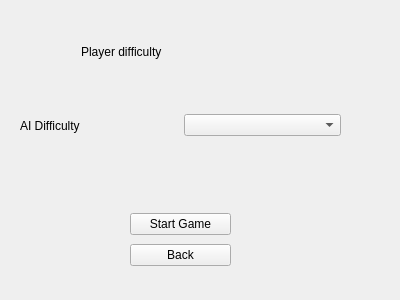
Old version of the form UnoLite/singleplayerpage.ui in the repository HenkSlabber/REII313.
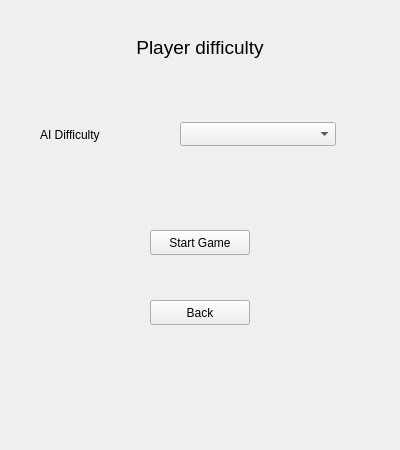
New version of the form.

Patch:
```diff
--- a/UnoLite/singleplayerpage.ui
+++ b/UnoLite/singleplayerpage.ui
@@ -7,73 +7,87 @@
     <x>0</x>
     <y>0</y>
     <width>400</width>
-    <height>300</height>
+    <height>450</height>
    </rect>
   </property>
   <property name="windowTitle">
    <string>Form</string>
   </property>
-  <widget class="QWidget" name="verticalLayoutWidget">
-   <property name="geometry">
-    <rect>
-     <x>130</x>
-     <y>210</y>
-     <width>101</width>
-     <height>61</height>
-    </rect>
-   </property>
-   <layout class="QVBoxLayout" name="verticalLayout">
-    <item>
-     <widget class="QPushButton" name="StartGameBtn">
-      <property name="text">
-       <string>Start Game</string>
-      </property>
-     </widget>
-    </item>
-    <item>
-     <widget class="QPushButton" name="singleplayerpageBackBtn">
-      <property name="text">
-       <string>Back</string>
-      </property>
-     </widget>
-    </item>
-   </layout>
-  </widget>
   <widget class="QLabel" name="playerdifficulty">
    <property name="geometry">
     <rect>
-     <x>81</x>
-     <y>36</y>
-     <width>161</width>
-     <height>31</height>
+     <x>115</x>
+     <y>30</y>
+     <width>170</width>
+     <height>35</height>
     </rect>
    </property>
+   <property name="font">
+    <font>
+     <pointsize>14</pointsize>
+    </font>
+   </property>
    <property name="text">
     <string>Player difficulty</string>
    </property>
+   <property name="alignment">
+    <set>Qt::AlignCenter</set>
+   </property>
   </widget>
-  <widget class="QWidget" name="horizontalLayoutWidget">
+  <widget class="QComboBox" name="DufficultySelect">
    <property name="geometry">
     <rect>
-     <x>20</x>
-     <y>80</y>
-     <width>321</width>
-     <height>91</height>
+     <x>180</x>
+     <y>122</y>
+     <width>156</width>
+     <height>24</height>
     </rect>
    </property>
-   <layout class="QHBoxLayout" name="horizontalLayout">
-    <item>
-     <widget class="QLabel" name="AIplayer">
-      <property name="text">
-       <string>AI Difficulty</string>
-      </property>
-     </widget>
-    </item>
-    <item>
-     <widget class="QComboBox" name="DufficultySelect"/>
-    </item>
-   </layout>
   </widget>
+  <widget class="QLabel" name="AIplayer">
+   <property name="geometry">
+    <rect>
+     <x>40</x>
+     <y>90</y>
+     <width>320</width>
+     <height>90</height>
+    </rect>
+   </property>
+   <property name="text">
+    <string>AI Difficulty</string>
+   </property>
+  </widget>
+  <widget class="QPushButton" name="StartGameBtn">
+   <property name="geometry">
+    <rect>
+     <x>150</x>
+     <y>230</y>
+     <width>100</width>
+     <height>25</height>
+    </rect>
+   </property>
+   <property name="text">
+    <string>Start Game</string>
+   </property>
+  </widget>
+  <widget class="QPushButton" name="singleplayerpageBackBtn">
+   <property name="geometry">
+    <rect>
+     <x>150</x>
+     <y>300</y>
+     <width>100</width>
+     <height>25</height>
+    </rect>
+   </property>
+   <property name="text">
+    <string>Back</string>
+   </property>
+  </widget>
+  <zorder>playerdifficulty</zorder>
+  <zorder>AIplayer</zorder>
+  <zorder>StartGameBtn</zorder>
+  <zorder>singleplayerpageBackBtn</zorder>
+  <zorder>DufficultySelect</zorder>
  </widget>
  <resources/>
  <connections/>
```
Left out of the diff: 2 changed lines with no effect on the pictures.
